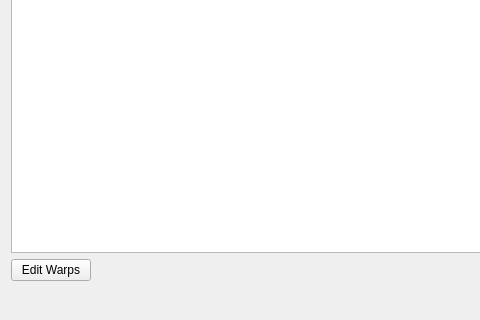
Old version of the form dsvedit/map_editor.ui in the repository LagoLunatic/DSVEdit; both pictures show x 0 to 480 and y 200 to 520 of the 1020 by 520 pixel window.
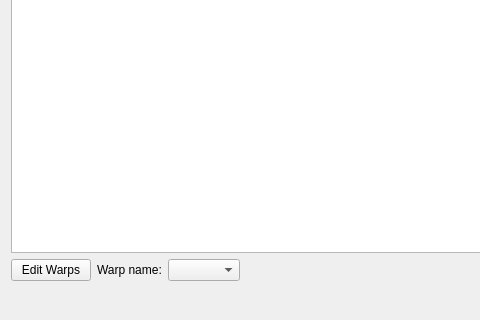
New version of the form.

Commit message: Warp editor: Allow editing warp area names in DoS

```diff
--- a/dsvedit/map_editor.ui
+++ b/dsvedit/map_editor.ui
@@ -104,6 +104,16 @@
        </property>
       </widget>
      </item>
+     <item>
+      <widget class="QLabel" name="warp_name_label">
+       <property name="text">
+        <string>Warp name:</string>
+       </property>
+      </widget>
+     </item>
+     <item>
+      <widget class="QComboBox" name="warp_name"/>
+     </item>
      <item>
       <spacer name="horizontalSpacer">
        <property name="orientation">
```
The commit also changes 1 other file.
